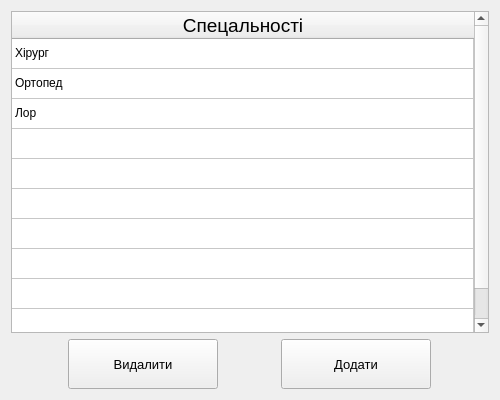
Old version of the form Courcework_18-19/MedicineCards/widgetspecialty.ui in the repository MaksWellFine/OOP.
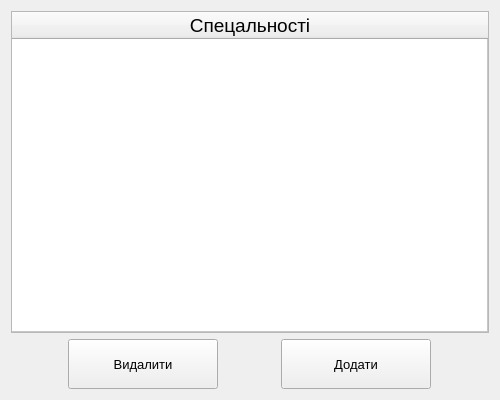
New version of the form.

Patch:
```diff
--- a/Courcework_18-19/MedicineCards/widgetspecialty.ui
+++ b/Courcework_18-19/MedicineCards/widgetspecialty.ui
@@ -22,20 +22,49 @@
   <layout class="QGridLayout" name="gridLayout">
    <item row="1" column="0">
     <widget class="QTableWidget" name="tableRegister">
+     <property name="sizePolicy">
+      <sizepolicy hsizetype="Expanding" vsizetype="Expanding">
+       <horstretch>0</horstretch>
+       <verstretch>0</verstretch>
+      </sizepolicy>
+     </property>
+     <property name="font">
+      <font>
+       <stylestrategy>PreferDefault</stylestrategy>
+      </font>
+     </property>
+     <property name="frameShape">
+      <enum>QFrame::StyledPanel</enum>
+     </property>
+     <property name="verticalScrollBarPolicy">
+      <enum>Qt::ScrollBarAsNeeded</enum>
+     </property>
+     <property name="horizontalScrollBarPolicy">
+      <enum>Qt::ScrollBarAsNeeded</enum>
+     </property>
+     <property name="sizeAdjustPolicy">
+      <enum>QAbstractScrollArea::AdjustIgnored</enum>
+     </property>
      <property name="selectionMode">
       <enum>QAbstractItemView::SingleSelection</enum>
      </property>
      <property name="selectionBehavior">
       <enum>QAbstractItemView::SelectRows</enum>
      </property>
+     <property name="textElideMode">
+      <enum>Qt::ElideRight</enum>
+     </property>
      <property name="showGrid">
       <bool>true</bool>
      </property>
      <property name="sortingEnabled">
       <bool>true</bool>
      </property>
+     <property name="wordWrap">
+      <bool>true</bool>
+     </property>
      <property name="rowCount">
-      <number>10</number>
+      <number>1</number>
      </property>
      <property name="columnCount">
       <number>1</number>
@@ -69,15 +98,6 @@
        <set>AlignCenter</set>
       </property>
      </row>
-     <row/>
-     <row/>
-     <row/>
-     <row/>
-     <row/>
-     <row/>
-     <row/>
-     <row/>
-     <row/>
      <column>
       <property name="text">
        <string>Спецальності</string>
@@ -90,22 +110,12 @@
      </column>
      <item row="0" column="0">
       <property name="text">
-       <string>Хірург</string>
+       <string/>
       </property>
       <property name="textAlignment">
        <set>AlignLeading|AlignVCenter</set>
       </property>
      </item>
-     <item row="1" column="0">
-      <property name="text">
-       <string>Ортопед</string>
-      </property>
-     </item>
-     <item row="2" column="0">
-      <property name="text">
-       <string>Лор</string>
-      </property>
-     </item>
     </widget>
    </item>
    <item row="2" column="0">
```
